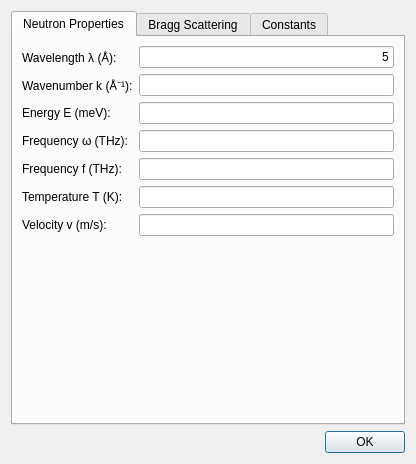
First picture: the form in ui/neutrons.ui, repository tweber-ill/frm_mirror-takin1, before the edit.
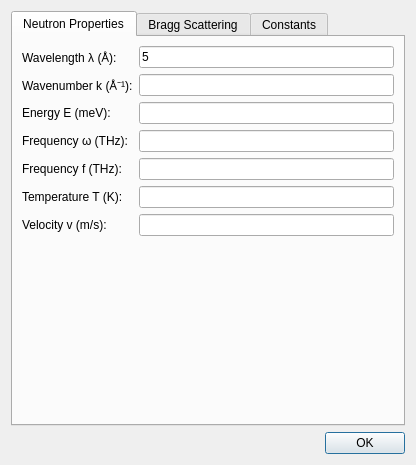
Second picture: the form after the edit.

The edit to the form file:
```diff
--- a/ui/neutrons.ui
+++ b/ui/neutrons.ui
@@ -7,7 +7,7 @@
     <x>0</x>
     <y>0</y>
     <width>416</width>
-    <height>464</height>
+    <height>465</height>
    </rect>
   </property>
   <property name="windowTitle">
@@ -63,7 +63,7 @@
           <string>5</string>
          </property>
          <property name="alignment">
-          <set>Qt::AlignRight|Qt::AlignTrailing|Qt::AlignVCenter</set>
+          <set>Qt::AlignLeading|Qt::AlignLeft|Qt::AlignVCenter</set>
          </property>
         </widget>
        </item>
```
Left out of the diff: 12 changed lines with no effect on the pictures.
